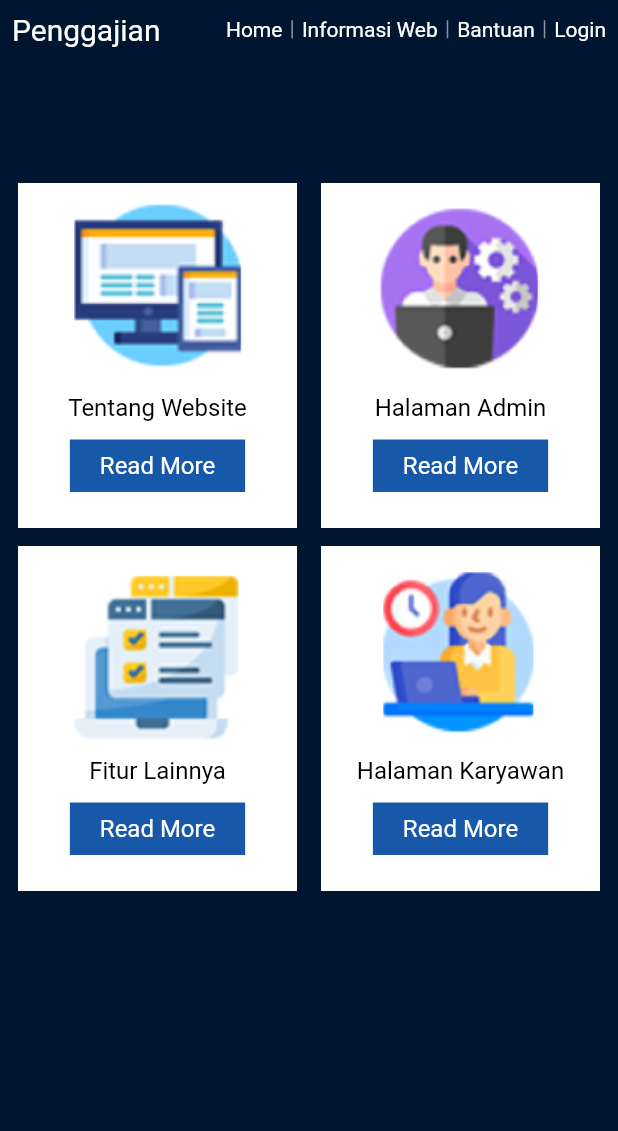
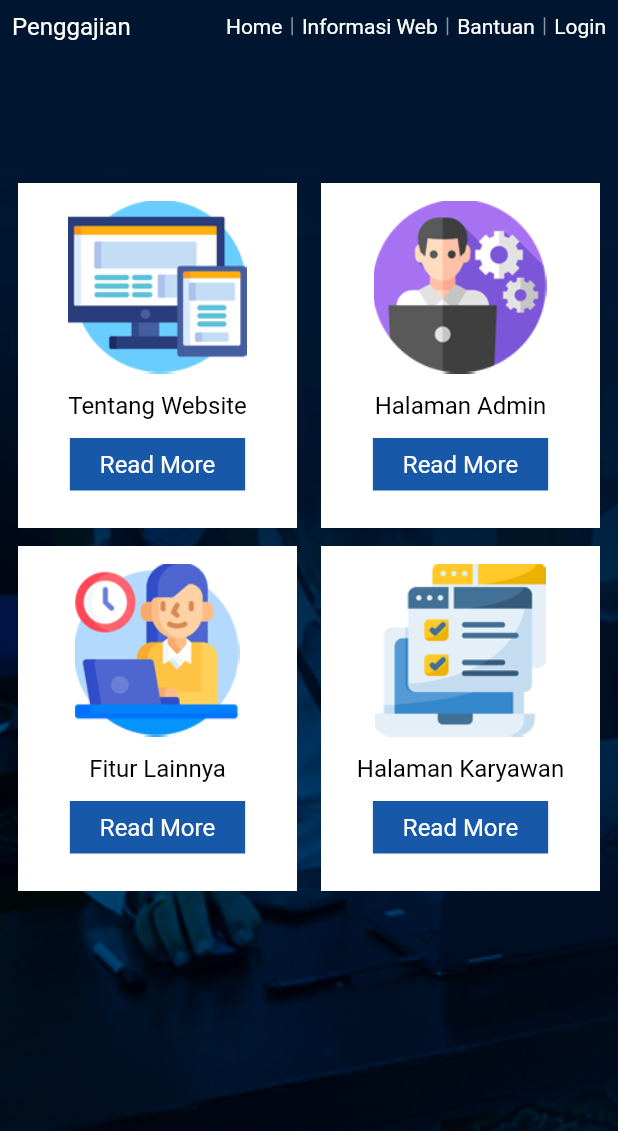
Before and after one commit to adithaz/pnbproject, a Flutter app: the screen it shows after launch, after a tap on "Login", after a tap on "Home", after a tap on "Informasi Web", on a phone screen of 412 x 824 dp, the part 105-1236 px from its top. Run offline on Flutter 3.47's test engine with Material 2 defaults, Android fonts, the phone set to English and light mode, and no system bars.

Commit message:
Add files via upload

```diff
--- a/lib/main.dart
+++ b/lib/main.dart
@@ -1,6 +1,5 @@
 import 'package:flutter/material.dart';
 import 'package:pnbproject/screens/landingscreen/landingscreen.dart';
-import 'package:pnbproject/screens/landingscreen/login.dart';
 
 void main() {
   runApp(const MyApp());
--- a/lib/screens/landingscreen/bantuan.dart
+++ b/lib/screens/landingscreen/bantuan.dart
@@ -10,7 +10,7 @@ class Bantuan extends StatelessWidget {
     double screenHeight = MediaQuery.of(context).size.height;
 
     return Scaffold(
-      backgroundColor: CustomStyle.mainColor,
+      backgroundColor: Colors.transparent,
       body: Column(
         children: [
           SizedBox(height: screenHeight / 8,),
--- a/lib/screens/landingscreen/home.dart
+++ b/lib/screens/landingscreen/home.dart
@@ -7,7 +7,7 @@ class Home extends StatelessWidget {
   @override
   Widget build(BuildContext context) {
     return Scaffold(
-      backgroundColor: CustomStyle.mainColor,
+      backgroundColor: Colors.transparent,
       body: Center(
         child: Padding(
           padding: const EdgeInsets.only(left: 16, top: 100),
--- a/lib/screens/landingscreen/informasiweb.dart
+++ b/lib/screens/landingscreen/informasiweb.dart
@@ -10,7 +10,7 @@ class InformasiWeb extends StatelessWidget {
     double screenHeight = MediaQuery.of(context).size.height;
 
     return Scaffold(
-      backgroundColor: CustomStyle.mainColor,
+      backgroundColor: Colors.transparent,
       body: Column(
         children: [
           const SizedBox(height: 60,),
@@ -20,14 +20,14 @@ class InformasiWeb extends StatelessWidget {
               children: [
                 Expanded(
                   flex: 1,
-                  child: infoTile('assets/images/1.png', "Tentang Website", () {
+                  child: infoTile('assets/images/informasi-website1.png', "Tentang Website", () {
                     print('sd');
                   }),
                 ),
                 const SizedBox(width: 16,),
                 Expanded(
                   flex: 1,
-                  child: infoTile('assets/images/2.png', "Halaman Admin", () {
+                  child: infoTile('assets/images/informasi-website2.png', "Halaman Admin", () {
                     print('sd');
                   }),
                 ),
@@ -42,14 +42,14 @@ class InformasiWeb extends StatelessWidget {
               children: [
                 Expanded(
                   flex: 1,
-                  child: infoTile('assets/images/3.png', "Fitur Lainnya", () {
+                  child: infoTile('assets/images/informasi-website3.png', "Fitur Lainnya", () {
                     print('sd');
                   }),
                 ),
                 const SizedBox(width: 16,),
                 Expanded(
                   flex: 1,
-                  child: infoTile('assets/images/4.png', "Halaman Karyawan", () {
+                  child: infoTile('assets/images/informasi-website4.png', "Halaman Karyawan", () {
                     print('sd');
                   }),
                 ),
@@ -67,9 +67,14 @@ class InformasiWeb extends StatelessWidget {
       color: Colors.white,
       child: Column(
         children: [
-          Image.asset(
-            asset,
-            height: 140,
+          Padding(
+            padding: const EdgeInsets.symmetric(
+              vertical: 12,
+            ),
+            child: Image.asset(
+              asset,
+              height: 230 / 2,
+            ),
           ),
           Text(
             text,
--- a/lib/screens/landingscreen/landingscreen.dart
+++ b/lib/screens/landingscreen/landingscreen.dart
@@ -41,8 +41,10 @@ class _LandingScreenState extends State<LandingScreen> {
     }
 
     return Scaffold(
-      backgroundColor: CustomStyle.mainColor,
-      body: SafeArea(
+      body: Stack(
+        children: [
+          Image.asset('assets/images/bg.png', height: screenHeight, fit: BoxFit.fitHeight,),
+          SafeArea(
             child: Stack(
               children: [
                 Container(
@@ -68,10 +70,10 @@ class _LandingScreenState extends State<LandingScreen> {
                             horizontal: 20,
                             vertical: 12,
                           ),
-                      child: Column(
+                          child: const Column(
                             mainAxisAlignment: MainAxisAlignment.center,
                             crossAxisAlignment: CrossAxisAlignment.start,
-                        children: const [
+                            children: [
                               Padding(
                                 padding: EdgeInsets.only(left: 20),
                                 child: Text(
@@ -120,6 +122,8 @@ class _LandingScreenState extends State<LandingScreen> {
                 ),
               ],
             ),
+          ),
+        ],
       ),
     );
   }
--- a/lib/screens/landingscreen/login.dart
+++ b/lib/screens/landingscreen/login.dart
@@ -21,7 +21,7 @@ class _LoginState extends State<Login> {
     screenHeight = MediaQuery.of(context).size.height;
 
     return Scaffold(
-      backgroundColor: CustomStyle.mainColor,
+      backgroundColor: Colors.transparent,
       body: Column(
         children: [
           SizedBox(height: screenHeight / 5),
--- a/lib/screens/mainscreen/dashboard.dart
+++ b/lib/screens/mainscreen/dashboard.dart
@@ -102,11 +102,7 @@ class _DashboardState extends State<Dashboard> {
                                 const SizedBox(height: 20,),
                                 GestureDetector(
                                   onTap: () {
-                                    Navigator.of(context).pushReplacement(
-                                      MaterialPageRoute(
-                                        builder: (context) => const MainScreen(),
-                                      ),
-                                    );
+                                    //Kode
                                   },
                                   child: Container(
                                     height: 35,
@@ -114,7 +110,7 @@ class _DashboardState extends State<Dashboard> {
                                     color: CustomStyle.secondaryColor,
                                     child: Center(
                                       child: Text(
-                                        "Ubah Profil",
+                                        "Ubah Foto",
                                         style: CustomStyle.white20.copyWith(
                                           fontSize: 14,
                                         ),
--- a/lib/screens/mainscreen/mainscreen.dart
+++ b/lib/screens/mainscreen/mainscreen.dart
@@ -56,24 +56,24 @@ class _MainScreenState extends State<MainScreen> {
         children: [
           Padding(
             padding: const EdgeInsets.only(
-              top: 90,
+              top: 110,
             ),
             child: body,
           ),
           Container(
-            height: 90,
             width: screenWidth,
             color: CustomStyle.accentColor,
             child: SafeArea(
               child: Padding(
                 padding: const EdgeInsets.symmetric(
                   horizontal: 16,
+                  vertical: 4,
                 ),
                 child: Row(
                   mainAxisAlignment: MainAxisAlignment.spaceBetween,
                   children: [
                     Text(
-                      "Jurusan Teknik Elektro",
+                      "Jurusan\nTeknik Elektro",
                       style: CustomStyle.white20.copyWith(
                         letterSpacing: -2,
                         fontSize: 24,
--- a/lib/style.dart
+++ b/lib/style.dart
@@ -8,11 +8,11 @@ class CustomStyle {
 
   static TextStyle white20 = const TextStyle(
     color: Colors.white,
-    fontSize: 20,
+    fontSize: 16,
   );
 
   static TextStyle black20 = const TextStyle(
     color: Colors.black,
-    fontSize: 20,
+    fontSize: 16,
   );
 }
```
Also changed, not shown: assets/images/bg.png (added), assets/images/informasi-website1.png (added), assets/images/informasi-website2.png (added), assets/images/informasi-website3.png (added), assets/images/informasi-website4.png (added). Lines whose indentation alone changed are shown as unchanged.
